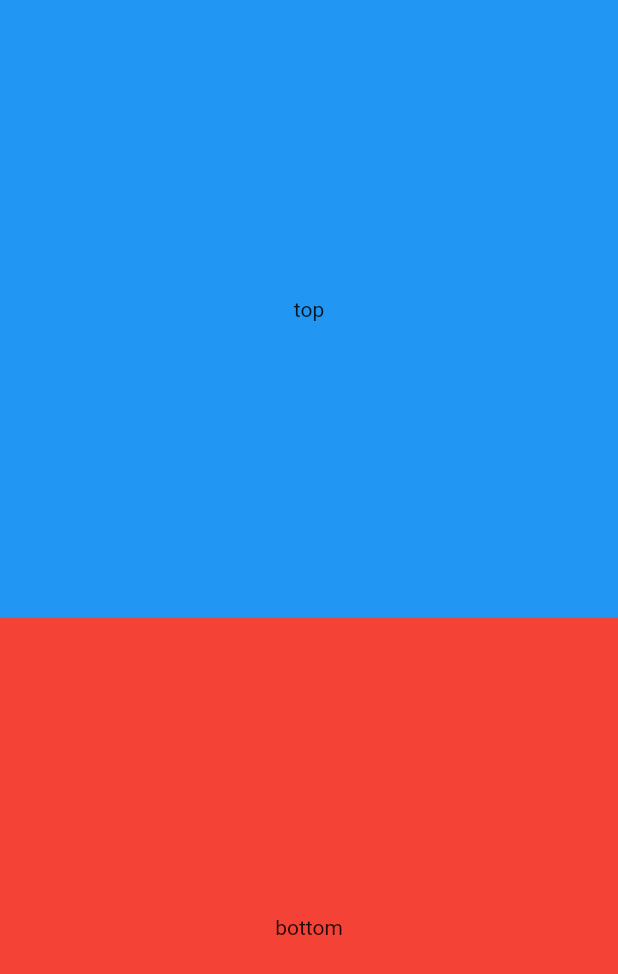
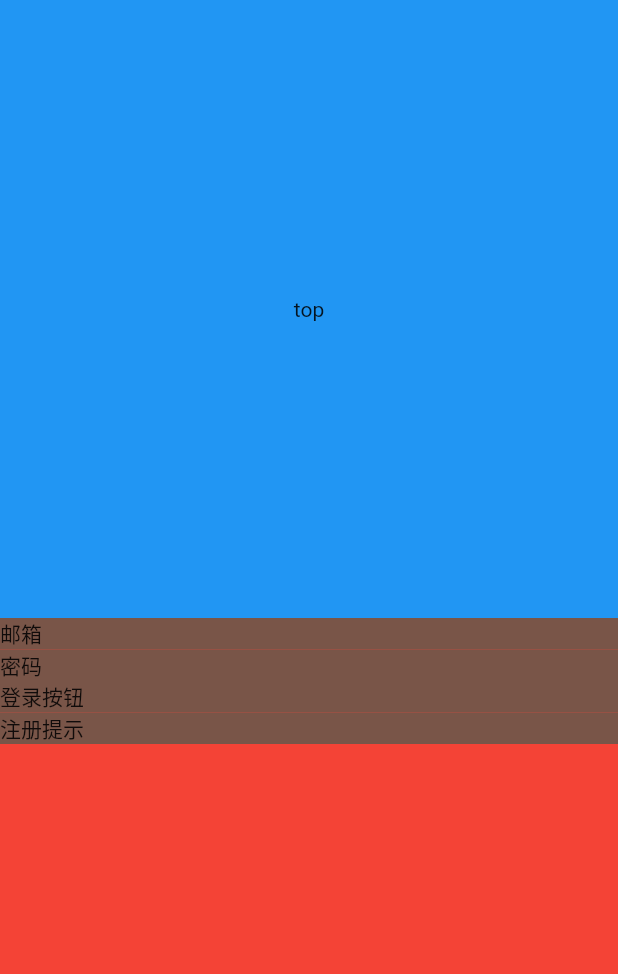
Before and after one commit to flutter-org/todo, a Flutter app: the screen it shows after launch, on a phone screen of 412 x 824 dp. Shown: the top 974 px of the screen. Run offline on Flutter 3.47's test engine with Material 2 defaults, Android fonts, the phone set to English and light mode, and no system bars.

Commit message:
布局文本框组件

```diff
--- a/lib/pages/login.dart
+++ b/lib/pages/login.dart
@@ -25,8 +25,31 @@ class _LoginPageState extends State<LoginPage> {
             Expanded(
               child: Container(
                 color: Colors.red,
-                child: const Center(
-                  child: Text('bottom'),
+                child: Column(
+                  crossAxisAlignment: CrossAxisAlignment.stretch,
+                  children: <Widget>[
+                    Column(
+                      crossAxisAlignment: CrossAxisAlignment.stretch,
+                      children: <Widget>[
+                        Container(
+                          color: Colors.brown,
+                          child: const Text('邮箱'),
+                        ),
+                        Container(
+                          color: Colors.brown,
+                          child: const Text('密码'),
+                        ),
+                      ],
+                    ),
+                    Container(
+                      color: Colors.brown,
+                      child: const Text('登录按钮'),
+                    ),
+                    Container(
+                      color: Colors.brown,
+                      child: const Text('注册提示'),
+                    ),
+                  ],
                 ),
               ),
             ),
```
